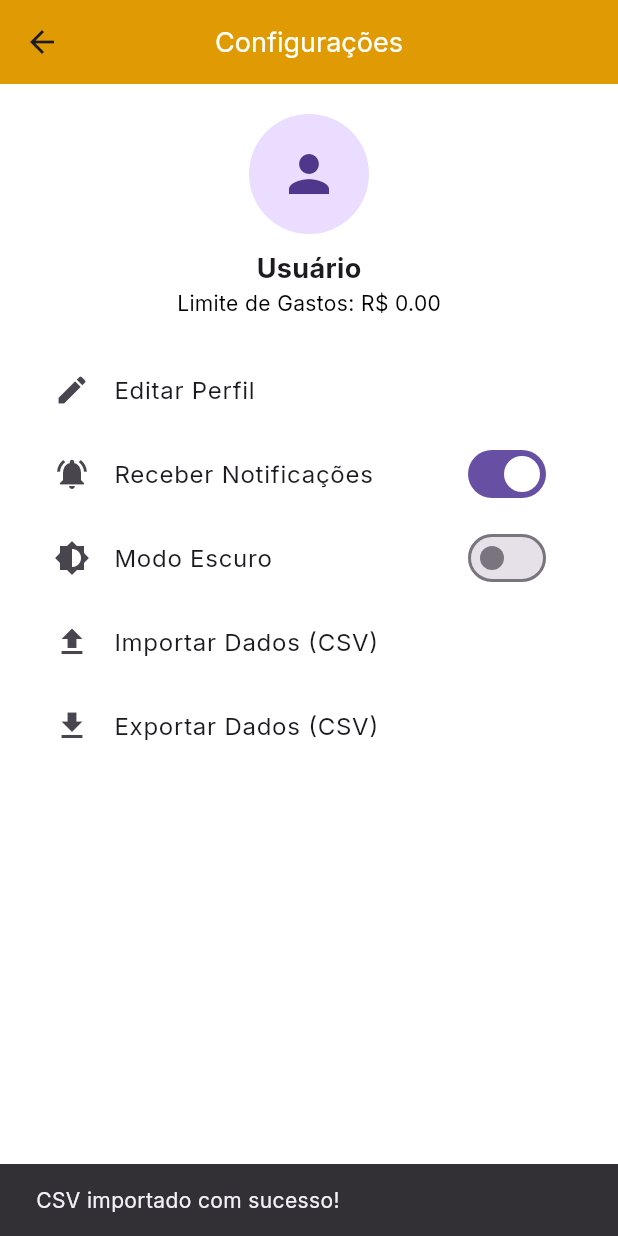
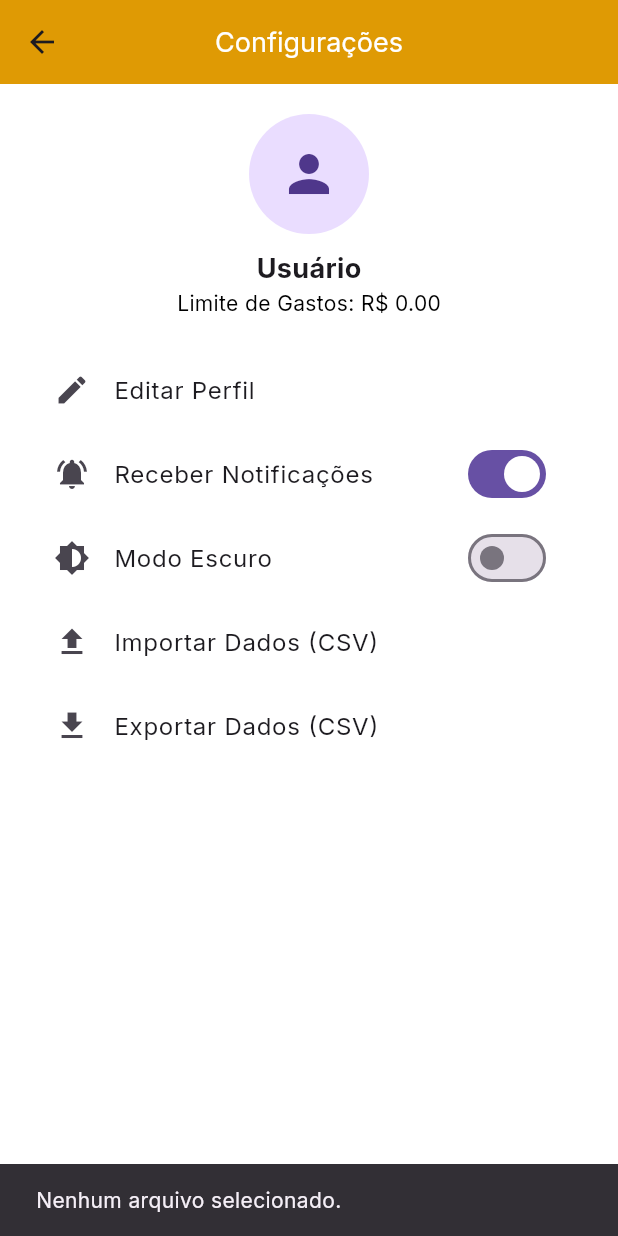
Before and after one commit to vinimiraa/LDDM-ShowCoin, a Flutter app: the SettingsScreen screen opened directly, after a tap on "Importar Dados (CSV)", on a phone screen of 412 x 824 dp. Run offline on Flutter 3.47's test engine with Material 3 defaults, Android fonts, the phone set to English and light mode, and no system bars; our stand-ins replace csv, file_picker, fl_chart, permission_handler, persistent_bottom_nav_bar, sqflite; missing offline and left inert: mobile_scanner; accounts and stored records are empty.

```diff
--- a/src/lib/screens/settings_screen.dart
+++ b/src/lib/screens/settings_screen.dart
@@ -1,6 +1,13 @@
 import 'package:flutter/material.dart';
-import 'package:src/database/db.dart'; // ajuste o import conforme seu projeto
+import '../database/db.dart';
+import '../database/transaction_db.dart';
+import '../models/transaction_model.dart';
+import 'package:permission_handler/permission_handler.dart';
+import 'package:path_provider/path_provider.dart';
+import 'dart:io';
 import 'utils.dart';
+import 'package:file_picker/file_picker.dart';
+import 'package:csv/csv.dart';
 
 class SettingsScreen extends StatefulWidget {
   const SettingsScreen({super.key});
@@ -42,7 +49,6 @@ class _ProfileScreenState extends State<SettingsScreen> {
         } else {
           limiteGastos = 0.0;
         }
-
       });
     } else {
       setState(() {
@@ -67,8 +73,10 @@ class _ProfileScreenState extends State<SettingsScreen> {
               nomeUsuario,
               style: const TextStyle(fontSize: 18, fontWeight: FontWeight.bold),
             ),
-            Text("Limite de Gastos: R\$ ${limiteGastos.toStringAsFixed(2)}",
-                style: const TextStyle(color: AppColors.textPrimary)),
+            Text(
+              "Limite de Gastos: R\$ ${limiteGastos.toStringAsFixed(2)}",
+              style: const TextStyle(color: AppColors.textPrimary),
+            ),
             const SizedBox(height: 20),
             ListTile(
               leading: const Icon(Icons.edit),
@@ -77,7 +85,8 @@ class _ProfileScreenState extends State<SettingsScreen> {
                 final result = await Navigator.push(
                   context,
                   MaterialPageRoute(
-                    builder: (context) => EditProfileScreen(
+                    builder:
+                        (context) => EditProfileScreen(
                           nomeAtual: nomeUsuario,
                           limiteAtual: limiteGastos,
                         ),
@@ -127,18 +136,93 @@ class _ProfileScreenState extends State<SettingsScreen> {
     );
   }
 
-  void _importarCSV() {
-    debugPrint("Importando dados de um arquivo CSV...");
+  void _importarCSV() async {
+    // Solicita permissão de armazenamento
+    var status = await Permission.storage.request();
+    if (!status.isGranted) {
       ScaffoldMessenger.of(context).showSnackBar(
-      const SnackBar(content: Text("CSV importado com sucesso!")),
+        const SnackBar(content: Text("Permissão de armazenamento negada.")),
       );
+      return;
     }
 
-  void _exportarCSV() {
-    debugPrint("Exportando dados financeiros para CSV...");
+    // Abre o seletor de arquivos
+    FilePickerResult? result = await FilePicker.platform.pickFiles(
+      type: FileType.custom,
+      allowedExtensions: ['csv'],
+    );
+
+    if (result == null || result.files.single.path == null) {
       ScaffoldMessenger.of(context).showSnackBar(
-      const SnackBar(content: Text("CSV exportado com sucesso!")),
+        const SnackBar(content: Text("Nenhum arquivo selecionado.")),
       );
+      return;
+    }
+
+    final file = File(result.files.single.path!);
+    final csvString = await file.readAsString();
+    final csvRows = const CsvToListConverter().convert(csvString, eol: '\n');
+
+    int imported = 0;
+    for (int i = 1; i < csvRows.length; i++) {
+      final row = csvRows[i];
+      if (row.length < 5) continue;
+      final transaction = TransactionModel(
+        id: row[0]?.toString(),
+        name: row[1]?.toString() ?? '',
+        value: double.tryParse(row[2].toString()) ?? 0.0,
+        amount: int.tryParse(row[3].toString()) ?? 1,
+        date: row[4]?.toString() ?? '',
+      );
+      await TransactionDB().insertTransaction(transaction);
+      imported++;
+    }
+
+    // Atualize a tela de transações se necessário (ex: Provider, setState, etc.)
+
+    ScaffoldMessenger.of(
+      context,
+    ).showSnackBar(SnackBar(content: Text("$imported transações importadas!")));
+  }
+
+  void _exportarCSV() async {
+    // Solicita permissão de armazenamento
+    var status = await Permission.storage.request();
+    if (!status.isGranted) {
+      ScaffoldMessenger.of(context).showSnackBar(
+        const SnackBar(content: Text("Permissão de armazenamento negada.")),
+      );
+      return;
+    }
+
+    // Gera o CSV
+    final csvPath = await TransactionDB().exportToCSV();
+
+    // Move para a pasta Downloads
+    Directory? downloadsDir;
+    if (Platform.isAndroid) {
+      downloadsDir = Directory('/storage/emulated/0/Download');
+    } else {
+      downloadsDir = await getDownloadsDirectory();
+    }
+
+    if (downloadsDir == null) {
+      ScaffoldMessenger.of(context).showSnackBar(
+        const SnackBar(
+          content: Text("Não foi possível acessar a pasta Downloads."),
+        ),
+      );
+      return;
+    }
+
+    final fileName = 'transacoes.csv';
+    final newPath = '${downloadsDir.path}/$fileName';
+    final file = File(csvPath);
+    await file.copy(newPath);
+
+    ScaffoldMessenger.of(
+      context,
+    ).showSnackBar(SnackBar(content: Text("CSV exportado para $newPath")));
   }
 }
 
--- a/src/pubspec.yaml
+++ b/src/pubspec.yaml
@@ -46,6 +46,8 @@ dependencies:
   mobile_scanner: ^7.0.0
   csv: ^6.0.0
   path_provider: ^2.1.5
+  permission_handler: ^12.0.0+1
+  file_picker: ^10.2.0
 
 dev_dependencies:
   flutter_test:
```
Also changed, not shown: 1 other file. Lines whose indentation alone changed are shown as unchanged.
